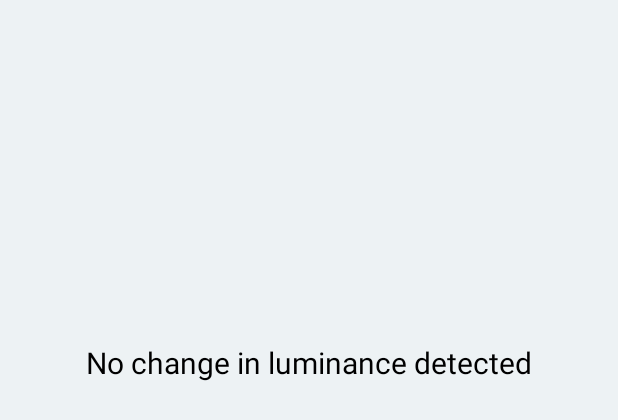
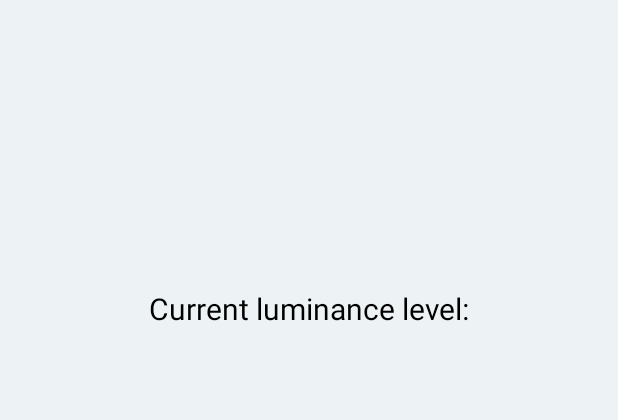
Before and after one commit to krigol14/RecommendationLetters-AndroidApp, an Android app: the layout activity_luminance.xml on its own in the app's theme, with its tools: preview values and no code run, on a phone screen of 412 x 824 dp. Shown: the top 420 px of the screen. Run offline under Robolectric (Android 15) with nearby library versions, the phone set to English and light mode, and no system bars.

```diff
--- a/app/src/main/java/com/example/recommendationletters/LuminanceActivity.java
+++ b/app/src/main/java/com/example/recommendationletters/LuminanceActivity.java
@@ -46,7 +46,7 @@ public class LuminanceActivity extends AppCompatActivity implements SensorEventL
     // function which detects changes in luminance and displays them in a textView
     public void onSensorChanged(SensorEvent event) {
         if (event.sensor.getType() == Sensor.TYPE_LIGHT) {
-            luminance.setText("Current luminance level: " + event.values[0] + " lx");
+            luminance.setText("" +event.values[0] + " lx");
         }
     }
 
--- a/app/src/main/res/layout/activity_luminance.xml
+++ b/app/src/main/res/layout/activity_luminance.xml
@@ -12,10 +12,23 @@
         android:layout_width="wrap_content"
         android:layout_height="wrap_content"
         android:layout_marginTop="228dp"
-        android:text="No change in luminance detected"
+        android:text=""
         android:textColor="@color/black"
         android:textSize="20dp"
         app:layout_constraintEnd_toEndOf="parent"
         app:layout_constraintStart_toStartOf="parent"
         app:layout_constraintTop_toTopOf="parent" />
+
+    <TextView
+        android:id="@+id/luminance_text"
+        android:layout_width="wrap_content"
+        android:layout_height="wrap_content"
+        android:layout_marginTop="192dp"
+        android:text="@string/luminance"
+        android:textColor="@color/black"
+        android:textSize="20dp"
+        app:layout_constraintEnd_toEndOf="parent"
+        app:layout_constraintStart_toStartOf="parent"
+        app:layout_constraintTop_toTopOf="parent" />
+
 </androidx.constraintlayout.widget.ConstraintLayout>
--- a/app/src/main/res/layout/activity_main.xml
+++ b/app/src/main/res/layout/activity_main.xml
@@ -63,8 +63,8 @@
         android:layout_height="40dp"
         android:background="@android:color/transparent"
         android:onClick="requirements"
-        android:text="requirements"
-        android:textColor="#3C6E71"
+        android:text="@string/requirements"
+        android:textColor="#eb5e28"
         android:textSize="13sp"
         android:textStyle="bold"
         app:layout_constraintBottom_toBottomOf="parent"
--- a/app/src/main/res/layout/activity_recommendation_letter_prototypes.xml
+++ b/app/src/main/res/layout/activity_recommendation_letter_prototypes.xml
@@ -11,7 +11,6 @@
         android:id="@+id/spinner"
         android:layout_width="315dp"
         android:layout_height="57dp"
-        android:contentDescription="Choose one of the options"
         app:layout_constraintEnd_toEndOf="parent"
         app:layout_constraintStart_toStartOf="parent"
         app:layout_constraintTop_toTopOf="parent" />
@@ -22,7 +21,7 @@
         android:layout_height="wrap_content"
         android:layout_marginBottom="4dp"
         android:backgroundTint="#3C6E71"
-        android:text="CHOOSE"
+        android:text="@string/choose"
         app:layout_constraintBottom_toBottomOf="parent"
         app:layout_constraintEnd_toEndOf="parent"
         app:layout_constraintHorizontal_bias="0.498"
```
Also changed, not shown: app/src/main/res/layout/activity_requirements.xml (+4 -4 lines), app/src/main/res/layout/activity_student_details.xml (+5 -5 lines), app/src/main/res/layout/activity_view_pdf.xml (+7 -7 lines), app/src/main/res/values/strings.xml (+16 -1 lines), 1 other file.
